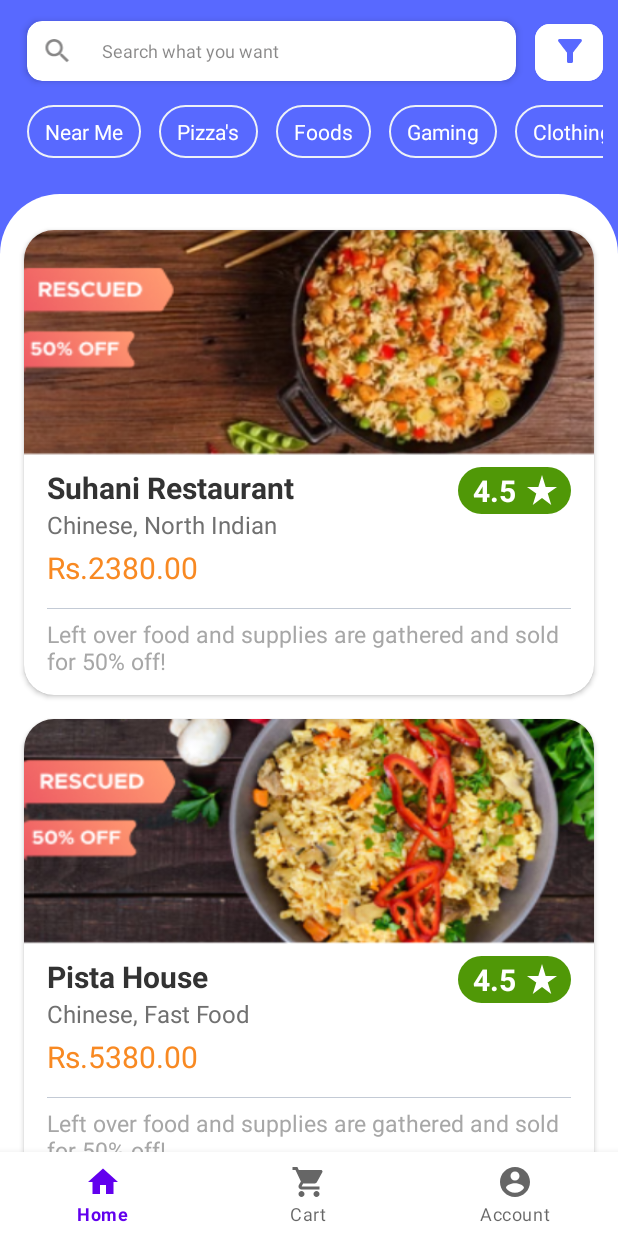
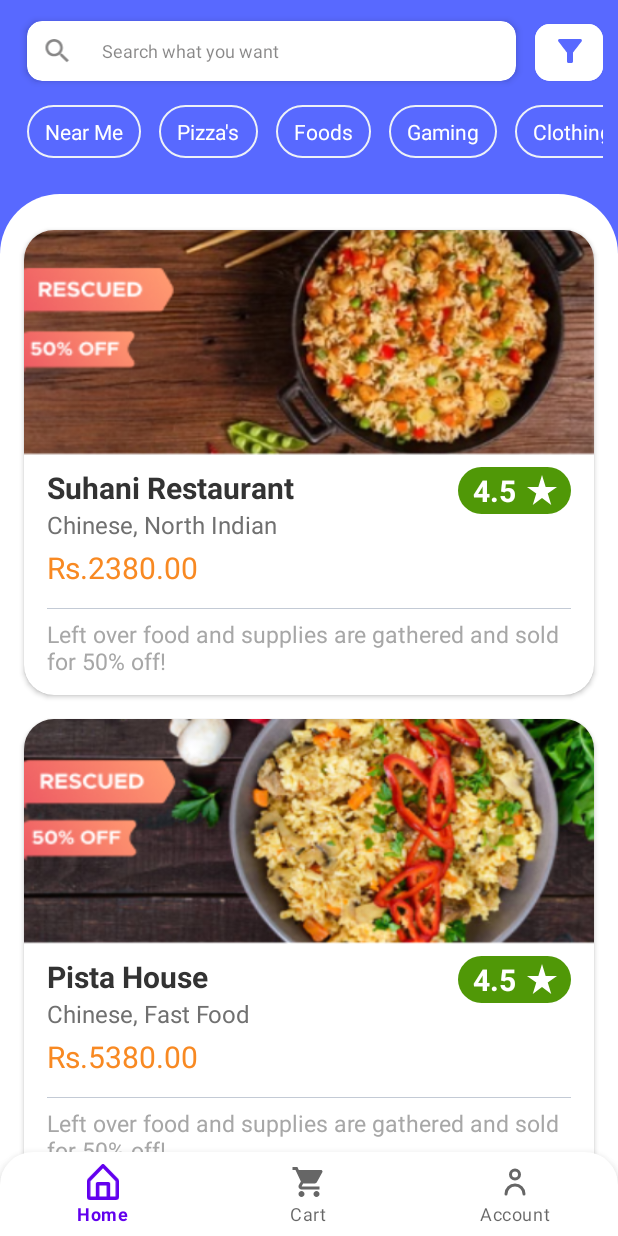
Before and after one commit to peirisabhi/chozy, an Android app: the screen it shows after launch (MainActivity), on a phone screen of 412 x 824 dp. Run offline under Robolectric (Android 15) with nearby library versions, the phone set to English and light mode, and no system bars; our stand-ins replace navigation-ui.

Commit message:
bottom nav updated

```diff
--- /dev/null
+++ b/app/src/main/res/drawable/bottom_nav.xml
@@ -0,0 +1,8 @@
+<?xml version="1.0" encoding="utf-8"?>
+<shape xmlns:android="http://schemas.android.com/apk/res/android">
+    <solid android:color="@color/white"/>
+    <corners android:topLeftRadius="22dp"
+        android:topRightRadius="22dp"/>
+<!--    <stroke android:color="#f1f2f6"-->
+<!--        android:width="1dp"/>-->
+</shape>
--- a/app/src/main/res/drawable/ic_baseline_shopping_cart_24.xml
+++ b/app/src/main/res/drawable/ic_baseline_shopping_cart_24.xml
@@ -5,6 +5,6 @@
     android:viewportHeight="24"
     android:tint="?attr/colorControlNormal">
   <path
-      android:fillColor="@android:color/black"
+      android:fillColor="#c5cee0"
       android:pathData="M7,18c-1.1,0 -1.99,0.9 -1.99,2S5.9,22 7,22s2,-0.9 2,-2 -0.9,-2 -2,-2zM1,2v2h2l3.6,7.59 -1.35,2.45c-0.16,0.28 -0.25,0.61 -0.25,0.96 0,1.1 0.9,2 2,2h12v-2L7.42,15c-0.14,0 -0.25,-0.11 -0.25,-0.25l0.03,-0.12 0.9,-1.63h7.45c0.75,0 1.41,-0.41 1.75,-1.03l3.58,-6.49c0.08,-0.14 0.12,-0.31 0.12,-0.48 0,-0.55 -0.45,-1 -1,-1L5.21,4l-0.94,-2L1,2zM17,18c-1.1,0 -1.99,0.9 -1.99,2s0.89,2 1.99,2 2,-0.9 2,-2 -0.9,-2 -2,-2z"/>
 </vector>
--- /dev/null
+++ b/app/src/main/res/drawable/ic_home.xml
@@ -0,0 +1,9 @@
+<vector xmlns:android="http://schemas.android.com/apk/res/android"
+    android:width="18dp"
+    android:height="19.988dp"
+    android:viewportWidth="18"
+    android:viewportHeight="19.988">
+  <path
+      android:pathData="M16.111,19.988L1.888,19.988a1.949,1.949 0,0 1,-1.888 -2L0,9.612A2.074,2.074 0,0 1,0.575 8.174L8.285,0.289a1.028,1.028 0,0 1,1.429 0l7.709,7.884A2.076,2.076 0,0 1,18 9.612v8.375A1.95,1.95 0,0 1,16.111 19.988ZM6,9.987h6a1,1 0,0 1,1 1v7L15.99,17.987L16,9.612 9,2.42 2.006,9.571 2,17.987L5,17.987v-7A1,1 0,0 1,6 9.987ZM7,11.987v6h4v-6Z"
+      android:fillColor="#c5cee0"/>
+</vector>
--- /dev/null
+++ b/app/src/main/res/drawable/ic_user.xml
@@ -0,0 +1,9 @@
+<vector xmlns:android="http://schemas.android.com/apk/res/android"
+    android:width="24dp"
+    android:height="24dp"
+    android:viewportWidth="24"
+    android:viewportHeight="24">
+  <path
+      android:pathData="M18,21a1,1 0,0 1,-1 -1A5,5 0,1 0,7 20a1,1 0,1 1,-2 0,7 7,0 0,1 14,0A1,1 0,0 1,18 21ZM12,11a4,4 0,1 1,4 -4A4.005,4.005 0,0 1,12 11ZM12,5A2,2 0,1 0,14 7,2 2,0 0,0 12,5Z"
+      android:fillColor="#c5cee0"/>
+</vector>
--- a/app/src/main/res/layout/activity_main.xml
+++ b/app/src/main/res/layout/activity_main.xml
@@ -11,7 +11,7 @@
         android:layout_height="wrap_content"
         android:layout_marginStart="0dp"
         android:layout_marginEnd="0dp"
-        android:background="?android:attr/windowBackground"
+        android:background="@drawable/bottom_nav"
         app:layout_constraintBottom_toBottomOf="parent"
         app:layout_constraintLeft_toLeftOf="parent"
         app:layout_constraintRight_toRightOf="parent"
--- a/app/src/main/res/menu/bottom_nav_menu.xml
+++ b/app/src/main/res/menu/bottom_nav_menu.xml
@@ -3,7 +3,7 @@
 
     <item
         android:id="@+id/navigation_home"
-        android:icon="@drawable/ic_home_black_24dp"
+        android:icon="@drawable/ic_home"
         android:title="@string/title_home" />
 
     <item
@@ -13,7 +13,7 @@
 
     <item
         android:id="@+id/navigation_notifications"
-        android:icon="@drawable/ic_baseline_account_circle_24"
+        android:icon="@drawable/ic_user"
         android:title="@string/title_account" />
 
 </menu>
--- a/app/src/main/res/values/colors.xml
+++ b/app/src/main/res/values/colors.xml
@@ -1,6 +1,6 @@
 <?xml version="1.0" encoding="utf-8"?>
 <resources>
-    <color name="purple_200">#FFBB86FC</color>
+    <color name="purple_200">#3255ED</color>
     <color name="purple_500">#FF6200EE</color>
     <color name="purple_700">#FF3700B3</color>
     <color name="teal_200">#FF03DAC5</color>
```
